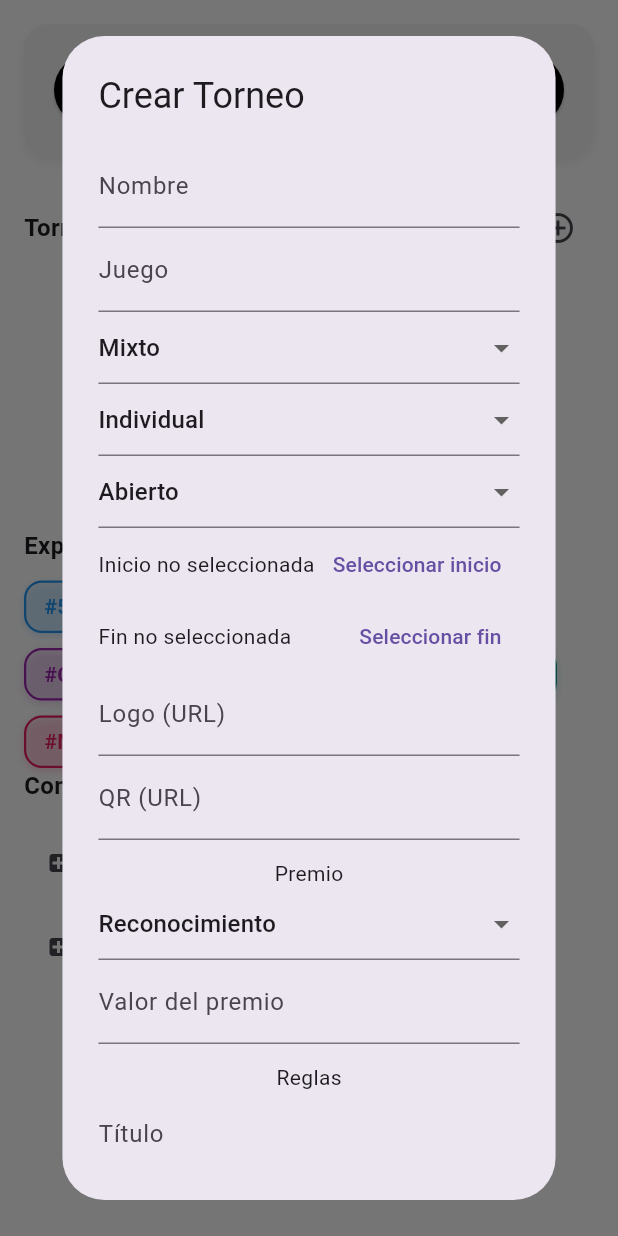
After one commit to Stephy0723/Esportify, a Flutter app: the InicioPage screen opened directly, after a tap on the "add circle outline" icon, on a phone screen of 412 x 824 dp. The commit adds this screen. Run offline on Flutter 3.47's test engine with Material 3 defaults, Android fonts, the phone set to English and light mode, and no system bars; our stand-ins replace flutter_speed_dial, image_picker, qr_flutter, shared_preferences; accounts and stored records are empty; network calls fail.

Commit message:
Modifique los torneos en su totalidad

```diff
--- a/FrontEnd/lib/data/connect_to_backend.dart
+++ b/FrontEnd/lib/data/connect_to_backend.dart
@@ -2,6 +2,7 @@ import 'dart:convert';
 import 'package:http/http.dart' as http;
 
 class ApiService {
+  static const String tournamentUrl = 'http://10.0.0.9:5000/api/tournament';
   static const String baseUrl = 'http://10.0.0.9:5000/api/users';
 
   // usuario y correo
--- /dev/null
+++ b/FrontEnd/lib/page/Torneo/DetalleTorneoPage.dart
@@ -0,0 +1,119 @@
+import 'package:flutter/material.dart';
+import 'package:http/http.dart' as http;
+import 'dart:convert';
+import '../../data/connect_to_backend.dart';
+import '../../widgets/Torneo/ModelTorneo.dart'; // Asegúrate de importar tu modelo
+
+class DetalleTorneoPage extends StatefulWidget {
+  final Torneo torneo;
+
+  const DetalleTorneoPage({super.key, required this.torneo});
+
+  @override
+  State<DetalleTorneoPage> createState() => _DetalleTorneoPageState();
+}
+
+class _DetalleTorneoPageState extends State<DetalleTorneoPage> {
+  final TextEditingController jugadorCtrl = TextEditingController();
+  final TextEditingController equipoCtrl = TextEditingController();
+  final TextEditingController miembroCtrl = TextEditingController();
+  List<String> miembros = [];
+
+  Future<void> agregarJugador() async {
+    final url = '${ApiService.tournamentUrl}/${widget.torneo.id}/agregar-jugador';
+    final body = {"userId": jugadorCtrl.text};
+
+    final res = await http.patch(Uri.parse(url),
+        headers: {"Content-Type": "application/json"},
+        body: json.encode(body));
+
+    if (res.statusCode == 200) {
+      ScaffoldMessenger.of(context).showSnackBar(const SnackBar(content: Text("Jugador agregado")));
+      jugadorCtrl.clear();
+    } else {
+      ScaffoldMessenger.of(context).showSnackBar(SnackBar(content: Text("Error: ${res.body}")));
+    }
+  }
+
+  Future<void> agregarEquipo() async {
+    final url = '${ApiService.tournamentUrl}/${widget.torneo.id}/agregar-equipo';
+    final body = {
+      "teamName": equipoCtrl.text,
+      "members": miembros.map((id) => {"role": "Miembro", "userId": id}).toList()
+    };
+
+    final res = await http.patch(Uri.parse(url),
+        headers: {"Content-Type": "application/json"},
+        body: json.encode(body));
+
+    if (res.statusCode == 200) {
+      ScaffoldMessenger.of(context).showSnackBar(const SnackBar(content: Text("Equipo agregado")));
+      equipoCtrl.clear();
+      miembros.clear();
+    } else {
+      ScaffoldMessenger.of(context).showSnackBar(SnackBar(content: Text("Error: ${res.body}")));
+    }
+  }
+
+  @override
+  Widget build(BuildContext context) {
+    final torneo = widget.torneo;
+
+    return Scaffold(
+      appBar: AppBar(title: Text(torneo.name)),
+      body: Padding(
+        padding: const EdgeInsets.all(16),
+        child: ListView(
+          children: [
+            Image.network(torneo.logo, height: 100),
+            const SizedBox(height: 8),
+            Text("🎮 Juego: ${torneo.game}"),
+            Text("📅 Fechas: ${torneo.startDate.toLocal().toString().split(' ')[0]} al ${torneo.endDate.toLocal().toString().split(' ')[0]}"),
+            Text("📌 Categoría: ${torneo.category}"),
+            Text("👥 Género: ${torneo.gender}"),
+            Text("🔧 Modo: ${torneo.mode}"),
+            Text("🏆 Premio: ${torneo.prize.type} - ${torneo.prize.value}"),
+            const SizedBox(height: 12),
+            const Text("📜 Reglas:", style: TextStyle(fontWeight: FontWeight.bold)),
+            ...torneo.rules.map((r) => Text("- ${r.title}: ${r.content}")),
+            const SizedBox(height: 16),
+            if (torneo.mode == "Individual") ...[
+              const Text("👤 Agregar jugador"),
+              TextField(controller: jugadorCtrl, decoration: const InputDecoration(labelText: "ID del jugador")),
+              ElevatedButton(onPressed: agregarJugador, child: const Text("Agregar")),
+              const SizedBox(height: 12),
+              const Text("Jugadores actuales:", style: TextStyle(fontWeight: FontWeight.bold)),
+              ...torneo.players.map((p) => Text("• ${p.userId ?? 'Sin ID'}")),
+            ] else ...[
+              const Text("👥 Agregar equipo"),
+              TextField(controller: equipoCtrl, decoration: const InputDecoration(labelText: "Nombre del equipo")),
+              TextField(controller: miembroCtrl, decoration: const InputDecoration(labelText: "ID de miembro")),
+              ElevatedButton(
+                onPressed: () {
+                  if (miembroCtrl.text.isNotEmpty) {
+                    setState(() {
+                      miembros.add(miembroCtrl.text);
+                      miembroCtrl.clear();
+                    });
+                  }
+                },
+                child: const Text("Agregar miembro"),
+              ),
+              Wrap(children: miembros.map((m) => Chip(label: Text(m))).toList()),
+              ElevatedButton(onPressed: agregarEquipo, child: const Text("Agregar equipo")),
+              const SizedBox(height: 12),
+              const Text("Equipos actuales:", style: TextStyle(fontWeight: FontWeight.bold)),
+              ...torneo.teams.map((t) => Column(
+                crossAxisAlignment: CrossAxisAlignment.start,
+                children: [
+                  Text("🏷️ ${t.teamName}"),
+                  ...t.members.map((m) => Text("   • ${m.userId ?? 'Sin ID'}")),
+                ],
+              )),
+            ],
+          ],
+        ),
+      ),
+    );
+  }
+}
--- /dev/null
+++ b/FrontEnd/lib/widgets/Torneo/CrearTorneoForm.dart
@@ -0,0 +1,185 @@
+import 'package:flutter/material.dart';
+import 'package:http/http.dart' as http;
+import 'dart:convert';
+import '../../data/connect_to_backend.dart';
+
+
+class CrearTorneoForm extends StatefulWidget {
+  const CrearTorneoForm({super.key});
+
+  @override
+  State<CrearTorneoForm> createState() => _CrearTorneoFormState();
+}
+
+class _CrearTorneoFormState extends State<CrearTorneoForm> {
+  final _formKey = GlobalKey<FormState>();
+  final TextEditingController nameCtrl = TextEditingController();
+  final TextEditingController gameCtrl = TextEditingController();
+  final TextEditingController logoCtrl = TextEditingController();
+  final TextEditingController qrCtrl = TextEditingController();
+  final TextEditingController ruleTitleCtrl = TextEditingController();
+  final TextEditingController ruleContentCtrl = TextEditingController();
+  final TextEditingController prizeValueCtrl = TextEditingController();
+  final TextEditingController minPlayersCtrl = TextEditingController();
+  final TextEditingController maxPlayersCtrl = TextEditingController();
+
+
+
+  String gender = "Mixto";
+  String mode = "Individual";
+  String category = "Abierto";
+  String prizeType = "Reconocimiento";
+  DateTime? startDate;
+  DateTime? endDate;
+
+  List<Map<String, String>> rules = [];
+  List<Map<String, dynamic>> players = [];
+  List<Map<String, dynamic>> teams = [];
+
+  void seleccionarFecha(bool esInicio) async {
+    final seleccionada = await showDatePicker(
+      context: context,
+      initialDate: DateTime.now(),
+      firstDate: DateTime.now(),
+      lastDate: DateTime(2100),
+    );
+    if (seleccionada != null) {
+      setState(() {
+        esInicio ? startDate = seleccionada : endDate = seleccionada;
+      });
+    }
+  }
+
+  void agregarRegla() {
+    if (ruleTitleCtrl.text.isNotEmpty && ruleContentCtrl.text.isNotEmpty) {
+      setState(() {
+        rules.add({
+          "title": ruleTitleCtrl.text,
+          "content": ruleContentCtrl.text,
+        });
+        ruleTitleCtrl.clear();
+        ruleContentCtrl.clear();
+      });
+    }
+  }
+
+Future<void> enviarFormulario() async {
+  const url = ApiService.tournamentUrl;
+
+  if (!_formKey.currentState!.validate()) return;
+
+  if (startDate == null || endDate == null || startDate!.isAfter(endDate!)) {
+    ScaffoldMessenger.of(context).showSnackBar(
+      const SnackBar(content: Text("Fechas inválidas")),
+    );
+    return;
+  }
+
+  final body = {
+    "name": nameCtrl.text,
+    "game": gameCtrl.text,
+    "gender": gender,
+    "mode": mode,
+    "category": category,
+    "startDate": startDate!.toIso8601String(),
+    "endDate": endDate!.toIso8601String(),
+    "logo": logoCtrl.text,
+    "qrCode": qrCtrl.text,
+    "rules": rules,
+    "prize": {
+      "type": prizeType,
+      "value": prizeValueCtrl.text,
+    },
+    "minPlayers": int.parse(minPlayersCtrl.text),
+    "maxPlayers": int.parse(maxPlayersCtrl.text),
+    "players": mode == "Individual" ? players : [],
+    "teams": mode == "Equipos" ? teams : [],
+  };
+
+  try {
+    final response = await http.post(
+      Uri.parse(url),
+      headers: {"Content-Type": "application/json"},
+      body: json.encode(body),
+    );
+
+    if (response.statusCode == 201) {
+      ScaffoldMessenger.of(context).showSnackBar(
+        const SnackBar(content: Text("✅ Torneo creado")),
+      );
+      Navigator.pop(context, true); // ← Cierra la pantalla si se creó correctamente
+    } else {
+      final error = json.decode(response.body);
+      ScaffoldMessenger.of(context).showSnackBar(
+        SnackBar(content: Text("❌ ${error['error']}")),
+      );
+    }
+  } catch (e) {
+    ScaffoldMessenger.of(context).showSnackBar(
+      SnackBar(content: Text("❌ Error: $e")),
+    );
+  }
+}
+
+  @override
+  Widget build(BuildContext context) {
+    return Form(
+      key: _formKey,
+      child: SingleChildScrollView(
+        child: Column(
+          children: [
+            TextFormField(controller: nameCtrl, decoration: const InputDecoration(labelText: "Nombre"), validator: (v) => v!.isEmpty ? "Requerido" : null),
+            TextFormField(controller: gameCtrl, decoration: const InputDecoration(labelText: "Juego"), validator: (v) => v!.isEmpty ? "Requerido" : null),
+            DropdownButtonFormField(value: gender, items: ["Masculino", "Femenino", "Mixto"].map((g) => DropdownMenuItem(value: g, child: Text(g))).toList(), onChanged: (v) => setState(() => gender = v!)),
+            DropdownButtonFormField(value: mode, items: ["Individual", "Equipos"].map((m) => DropdownMenuItem(value: m, child: Text(m))).toList(), onChanged: (v) => setState(() => mode = v!)),
+            DropdownButtonFormField(value: category, items: ["Universitario", "Abierto", "Profesional"].map((c) => DropdownMenuItem(value: c, child: Text(c))).toList(), onChanged: (v) => setState(() => category = v!)),
+            Row(
+              children: [
+                Expanded(child: Text(startDate == null ? "Inicio no seleccionada" : "Inicio: ${startDate!.toLocal().toString().split(' ')[0]}")),
+                TextButton(onPressed: () => seleccionarFecha(true), child: const Text("Seleccionar inicio")),
+              ],
+            ),
+            Row(
+              children: [
+                Expanded(child: Text(endDate == null ? "Fin no seleccionada" : "Fin: ${endDate!.toLocal().toString().split(' ')[0]}")),
+                TextButton(onPressed: () => seleccionarFecha(false), child: const Text("Seleccionar fin")),
+              ],
+            ),
+            TextFormField(controller: logoCtrl, decoration: const InputDecoration(labelText: "Logo (URL)"), validator: (v) => v!.isEmpty ? "Requerido" : null),
+            TextFormField(controller: qrCtrl, decoration: const InputDecoration(labelText: "QR (URL)")),
+            const SizedBox(height: 12),
+            const Text("Premio"),
+            DropdownButtonFormField(value: prizeType, items: ["Dinero", "Producto", "Reconocimiento"].map((p) => DropdownMenuItem(value: p, child: Text(p))).toList(), onChanged: (v) => setState(() => prizeType = v!)),
+            TextFormField(controller: prizeValueCtrl, decoration: const InputDecoration(labelText: "Valor del premio")),
+            const SizedBox(height: 12),
+            const Text("Reglas"),
+            TextFormField(controller: ruleTitleCtrl, decoration: const InputDecoration(labelText: "Título")),
+            TextFormField(controller: ruleContentCtrl, decoration: const InputDecoration(labelText: "Contenido")),
+            TextFormField(
+                          controller: minPlayersCtrl,
+                          decoration: const InputDecoration(labelText: "Mínimo de participantes"),
+                          keyboardType: TextInputType.number,
+                          validator: (v) => v!.isEmpty ? "Requerido" : null,
+                        ),
+            TextFormField(
+                          controller: maxPlayersCtrl,
+                          decoration: const InputDecoration(labelText: "Máximo de participantes"),
+                          keyboardType: TextInputType.number,
+                          validator: (v) => v!.isEmpty ? "Requerido" : null,
+                        ),
+
+            ElevatedButton(onPressed: agregarRegla, child: const Text("Agregar regla")),
+            Wrap(children: rules.map((r) => Chip(label: Text(r['title']!))).toList()),
+            const SizedBox(height: 20),
+            ElevatedButton.icon(
+              onPressed: enviarFormulario,
+              icon: const Icon(Icons.save),
+              label: const Text("Crear torneo"),
+              style: ElevatedButton.styleFrom(backgroundColor: Colors.black, foregroundColor: Colors.white),
+            ),
+          ],
+        ),
+      ),
+    );
+  }
+}
--- /dev/null
+++ b/FrontEnd/lib/widgets/Torneo/ModelTorneo.dart
@@ -0,0 +1,109 @@
+class Torneo {
+  final String id;
+  final String name;
+  final String game;
+  final String gender;
+  final String mode;
+  final String category;
+  final DateTime startDate;
+  final DateTime endDate;
+  final String logo;
+  final String qrCode;
+  final bool verified;
+  final Prize prize;
+  final List<Rule> rules;
+  final List<Player> players;
+  final List<Team> teams;
+
+  Torneo({
+    required this.id,
+    required this.name,
+    required this.game,
+    required this.gender,
+    required this.mode,
+    required this.category,
+    required this.startDate,
+    required this.endDate,
+    required this.logo,
+    required this.qrCode,
+    required this.verified,
+    required this.prize,
+    required this.rules,
+    required this.players,
+    required this.teams,
+  });
+
+  factory Torneo.fromJson(Map<String, dynamic> json) {
+    return Torneo(
+      id: json['_id'],
+      name: json['name'],
+      game: json['game'],
+      gender: json['gender'],
+      mode: json['mode'],
+      category: json['category'],
+      startDate: DateTime.parse(json['startDate']),
+      endDate: DateTime.parse(json['endDate']),
+      logo: json['logo'],
+      qrCode: json['qrCode'],
+      verified: json['verified'] ?? false,
+      prize: Prize.fromJson(json['prize']),
+      rules: (json['rules'] as List).map((r) => Rule.fromJson(r)).toList(),
+      players: (json['players'] as List).map((p) => Player.fromJson(p)).toList(),
+      teams: (json['teams'] as List).map((t) => Team.fromJson(t)).toList(),
+    );
+  }
+}
+
+//Submodelos
+class Prize {
+  final String type;
+  final String value;
+
+  Prize({required this.type, required this.value});
+
+  factory Prize.fromJson(Map<String, dynamic> json) {
+    return Prize(
+      type: json['type'],
+      value: json['value'],
+    );
+  }
+}
+class Rule {
+  final String title;
+  final String content;
+
+  Rule({required this.title, required this.content});
+
+  factory Rule.fromJson(Map<String, dynamic> json) {
+    return Rule(
+      title: json['title'],
+      content: json['content'],
+    );
+  }
+}
+class Player {
+  final String role;
+  final String? userId;
+
+  Player({required this.role, this.userId});
+
+  factory Player.fromJson(Map<String, dynamic> json) {
+    return Player(
+      role: json['role'],
+      userId: json['userId'],
+    );
+  }
+}
+class Team {
+  final String teamName;
+  final List<Player> members;
+
+  Team({required this.teamName, required this.members});
+
+  factory Team.fromJson(Map<String, dynamic> json) {
+    return Team(
+      teamName: json['teamName'],
+      members: (json['members'] as List).map((m) => Player.fromJson(m)).toList(),
+    );
+  }
+}
--- /dev/null
+++ b/FrontEnd/lib/widgets/Torneo/TorneosSection.dart
@@ -0,0 +1,194 @@
+import 'package:flutter/material.dart';
+import 'package:http/http.dart' as http;
+import 'dart:convert';
+import '../../data/connect_to_backend.dart';
+import '../Torneo/CrearTorneoForm.dart';
+import '../Torneo/ModelTorneo.dart';
+import '../../page/Torneo/DetalleTorneoPage.dart';
+
+
+class TorneosSection extends StatefulWidget {
+  const TorneosSection({super.key});
+
+  @override
+  State<TorneosSection> createState() => _TorneosSectionState();
+}
+
+class _TorneosSectionState extends State<TorneosSection> {
+  List<Torneo> torneos = [];
+  bool cargando = true;
+
+  @override
+  void initState() {
+    super.initState();
+    cargarTorneos();
+  }
+
+  Future<void> cargarTorneos() async {
+    const url = ApiService.tournamentUrl;
+    try {
+      final response = await http.get(Uri.parse('$url?page=1&limit=10'));
+
+      if (response.statusCode == 200) {
+        final data = json.decode(response.body);
+        final List<dynamic> lista = data['tournaments'];
+
+        setState(() {
+          torneos = lista.map((json) => Torneo.fromJson(json)).toList();
+          cargando = false;
+        });
+      } else {
+        throw Exception("Error al cargar torneos");
+      }
+    } catch (e) {
+      setState(() {
+        torneos = [];
+        cargando = false;
+      });
+    }
+  }
+
+Widget torneoBox(Torneo torneo) {
+  return SizedBox(
+    width: 220,
+    height: 150, // altura ajustada para evitar overflow
+    child: Card(
+      color: Colors.black,
+      shape: RoundedRectangleBorder(borderRadius: BorderRadius.circular(12)),
+      margin: const EdgeInsets.only(right: 12),
+      child: InkWell(
+        borderRadius: BorderRadius.circular(12),
+        onTap: () {
+          Navigator.push(
+            context,
+            MaterialPageRoute(
+              builder: (_) => DetalleTorneoPage(torneo: torneo),
+            ),
+          );
+        },
+        child: Padding(
+          padding: const EdgeInsets.symmetric(vertical: 12, horizontal: 12),
+          child: Column(
+            crossAxisAlignment: CrossAxisAlignment.start,
+            children: [
+              Text(
+                torneo.name,
+                style: const TextStyle(
+                  color: Colors.white,
+                  fontWeight: FontWeight.bold,
+                  fontSize: 15,
+                ),
+                maxLines: 1,
+                overflow: TextOverflow.ellipsis,
+              ),
+              const SizedBox(height: 4),
+              Text(
+                torneo.game,
+                style: const TextStyle(color: Colors.white70, fontSize: 13),
+              ),
+              const SizedBox(height: 4),
+              Text(
+                "📅 ${torneo.startDate.toLocal().toString().split(' ')[0]}",
+                style: const TextStyle(color: Colors.white54, fontSize: 12),
+              ),
+              Text(
+                "📅 ${torneo.endDate.toLocal().toString().split(' ')[0]}",
+                style: const TextStyle(color: Colors.white54, fontSize: 12),
+              ),
+              const Spacer(),
+              Align(
+                alignment: Alignment.centerRight,
+                child: Icon(Icons.arrow_forward, color: Colors.amber, size: 20),
+              ),
+            ],
+          ),
+        ),
+      ),
+    ),
+  );
+}
+
+
+  void crearTorneo() async {
+  final resultado = await showDialog<bool>(
+    context: context,
+    builder: (_) => AlertDialog(
+      title: const Text("Crear Torneo"),
+      content: const CrearTorneoForm(),
+    ),
+  );
+
+  if (resultado == true) {
+    await cargarTorneos(); // ← recarga solo si se creó el torneo
+  }
+}
+
+
+  void mostrarDetalles(Torneo torneo) {
+  showDialog(
+    context: context,
+    builder: (_) => AlertDialog(
+      title: Text(torneo.name),
+      content: SingleChildScrollView(
+        child: Column(
+          crossAxisAlignment: CrossAxisAlignment.start,
+          children: [
+            Text("Juego: ${torneo.game}"),
+            Text("Modo: ${torneo.mode}"),
+            Text("Fechas: ${torneo.startDate.toLocal()} al ${torneo.endDate.toLocal()}"),
+            Text("Premio: ${torneo.prize.type} - ${torneo.prize.value}"),
+            const SizedBox(height: 8),
+            Text("Reglas:", style: const TextStyle(fontWeight: FontWeight.bold)),
+            ...torneo.rules.map((r) => Text("- ${r.title}: ${r.content}")),
+          ],
+        ),
+      ),
+      actions: [
+        TextButton(onPressed: () => Navigator.pop(context), child: const Text("Cerrar")),
+      ],
+    ),
+  );
+}
+
+
+  @override
+  Widget build(BuildContext context) {
+    return Column(
+      crossAxisAlignment: CrossAxisAlignment.start,
+      children: [
+        Row(
+          mainAxisAlignment: MainAxisAlignment.spaceBetween,
+          children: [
+            const Text(
+              "Torneos disponibles",
+              style: TextStyle(fontSize: 16, fontWeight: FontWeight.bold),
+            ),
+            IconButton(
+              onPressed: crearTorneo,
+              icon: const Icon(Icons.add_circle_outline),
+              tooltip: "Crear torneo",
+            ),
+          ],
+        ),
+        const SizedBox(height: 12),
+        SizedBox(
+          height: 140,
+          child: cargando
+              ? const Center(child: CircularProgressIndicator())
+              : torneos.isEmpty
+                  ? const Center(
+                      child: Text(
+                        "⚠️ No existen torneos disponibles",
+                        style: TextStyle(color: Colors.grey),
+                      ),
+                    )
+                  : ListView(
+                      scrollDirection: Axis.horizontal,
+                      children: torneos.map(torneoBox).toList(),
+                    ),
+        ),
+        const SizedBox(height: 24),
+      ],
+    );
+  }
+}
```
Also changed, not shown: FrontEnd/lib/page/inicio_page.dart (+6 -18 lines), 3 other files.
